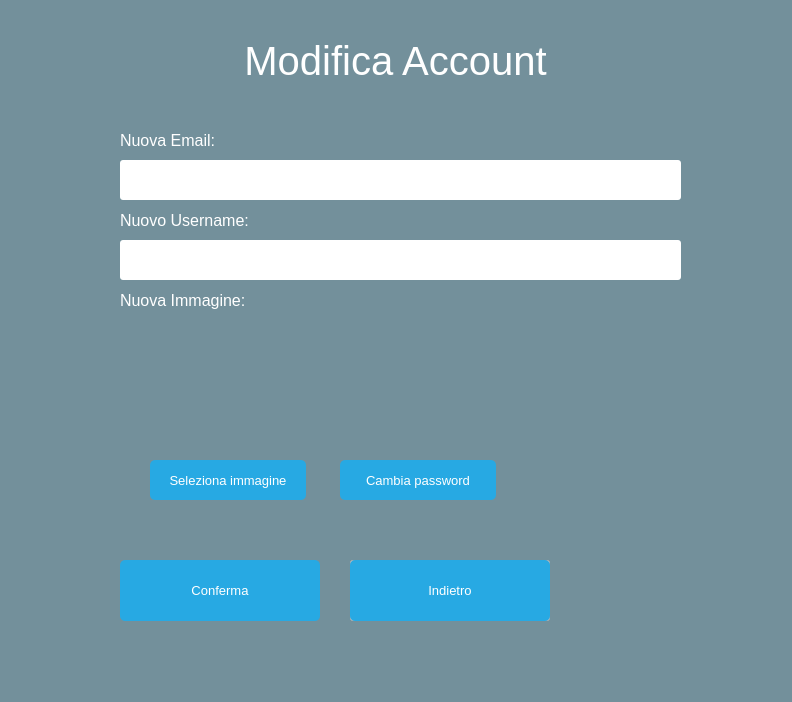
Before: the Qt Designer form Client/EditorGUI/EditorGUI/Modify Profile/ModifyProfile.ui in iliodipietro/Programmazione-Di-Sistema-Collaborative-Editor, drawn with Qt 5.
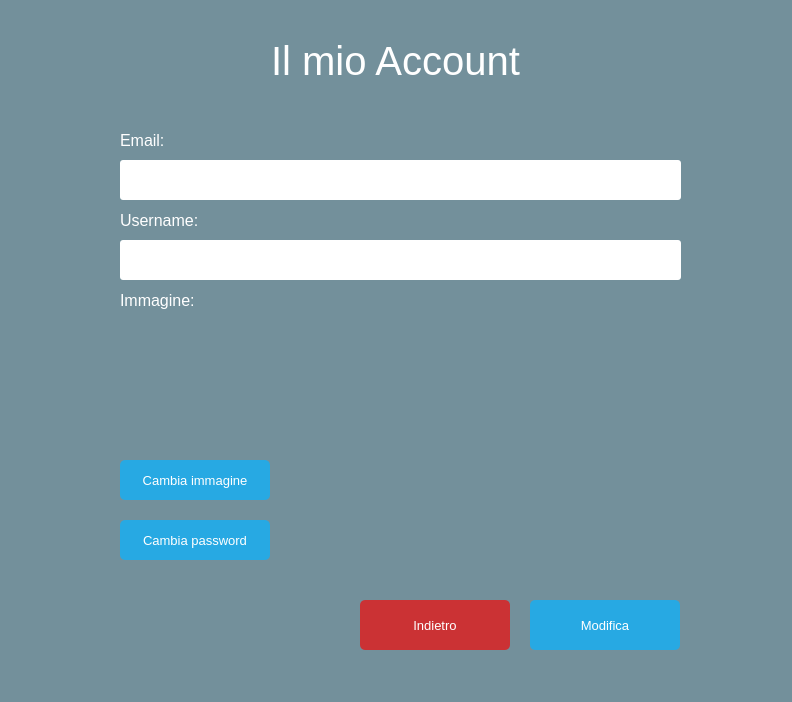
After: the same form once the commit is applied.

Patch:
```diff
--- a/Client/EditorGUI/EditorGUI/Modify Profile/ModifyProfile.ui
+++ b/Client/EditorGUI/EditorGUI/Modify Profile/ModifyProfile.ui
@@ -32,9 +32,9 @@
   <widget class="QPushButton" name="selectImageButton">
    <property name="geometry">
     <rect>
-     <x>150</x>
+     <x>120</x>
      <y>460</y>
-     <width>156</width>
+     <width>150</width>
      <height>40</height>
     </rect>
    </property>
@@ -61,13 +61,13 @@
 QPushButton:hover { background-color: #0080FF; }</string>
    </property>
    <property name="text">
-    <string>Seleziona immagine</string>
+    <string>Cambia immagine</string>
    </property>
   </widget>
   <widget class="QLabel" name="imageLabel">
    <property name="geometry">
     <rect>
-     <x>160</x>
+     <x>130</x>
      <y>320</y>
      <width>125</width>
      <height>125</height>
@@ -153,7 +153,7 @@
     <string notr="true">QLabel { color: white; }</string>
    </property>
    <property name="text">
-    <string>Modifica Account</string>
+    <string>Il mio Account</string>
    </property>
    <property name="alignment">
     <set>Qt::AlignCenter</set>
@@ -162,9 +162,9 @@
   <widget class="QPushButton" name="modifyPasswordButton">
    <property name="geometry">
     <rect>
-     <x>340</x>
-     <y>460</y>
-     <width>156</width>
+     <x>120</x>
+     <y>520</y>
+     <width>150</width>
      <height>40</height>
     </rect>
    </property>
@@ -207,7 +207,7 @@
     <string notr="true">QLabel { color: white; }</string>
    </property>
    <property name="text">
-    <string>Nuova Email:</string>
+    <string>Email:</string>
    </property>
   </widget>
   <widget class="QLineEdit" name="usernameLine_3">
@@ -232,43 +232,10 @@
   <widget class="QPushButton" name="cancel">
    <property name="geometry">
     <rect>
-     <x>350</x>
-     <y>560</y>
-     <width>200</width>
-     <height>61</height>
-    </rect>
-   </property>
-   <property name="sizePolicy">
-    <sizepolicy hsizetype="Maximum" vsizetype="Maximum">
-     <horstretch>0</horstretch>
-     <verstretch>0</verstretch>
-    </sizepolicy>
-   </property>
-   <property name="maximumSize">
-    <size>
-     <width>16777215</width>
-     <height>2000</height>
-    </size>
-   </property>
-   <property name="font">
-    <font>
-     <pointsize>12</pointsize>
-    </font>
-   </property>
-   <property name="styleSheet">
-    <string notr="true">QLabel { color: white; }</string>
-   </property>
-   <property name="text">
-    <string>Nuova Email:</string>
-   </property>
-  </widget>
-  <widget class="QPushButton" name="cancel">
-   <property name="geometry">
-    <rect>
-     <x>350</x>
-     <y>560</y>
-     <width>200</width>
-     <height>61</height>
+     <x>360</x>
+     <y>600</y>
+     <width>150</width>
+     <height>50</height>
     </rect>
    </property>
    <property name="sizePolicy">
@@ -292,7 +259,7 @@
     <string notr="true">QPushButton
 {
   color: white;
-  background-color: #27a9e3;
+  background-color: #cb3234;
   border-width: 0px;
   border-radius: 5px;
 }
@@ -309,10 +276,10 @@
    </property>
    <property name="geometry">
     <rect>
-     <x>120</x>
-     <y>560</y>
-     <width>200</width>
-     <height>61</height>
+     <x>530</x>
+     <y>600</y>
+     <width>150</width>
+     <height>50</height>
     </rect>
    </property>
    <property name="sizePolicy">
@@ -348,7 +315,7 @@
 }</string>
    </property>
    <property name="text">
-    <string>Conferma</string>
+    <string>Modifica</string>
    </property>
   </widget>
   <widget class="QLineEdit" name="emailLine_3">
@@ -405,7 +372,7 @@
     <string notr="true">QLabel { color: white; }</string>
    </property>
    <property name="text">
-    <string>Nuovo Username:</string>
+    <string>Username:</string>
    </property>
   </widget>
   <widget class="QLabel" name="emailLabel_2">
@@ -432,7 +399,7 @@
     <string notr="true">QLabel { color: white; }</string>
    </property>
    <property name="text">
-    <string>Nuova Immagine:</string>
+    <string>Immagine:</string>
    </property>
   </widget>
  </widget>
```
